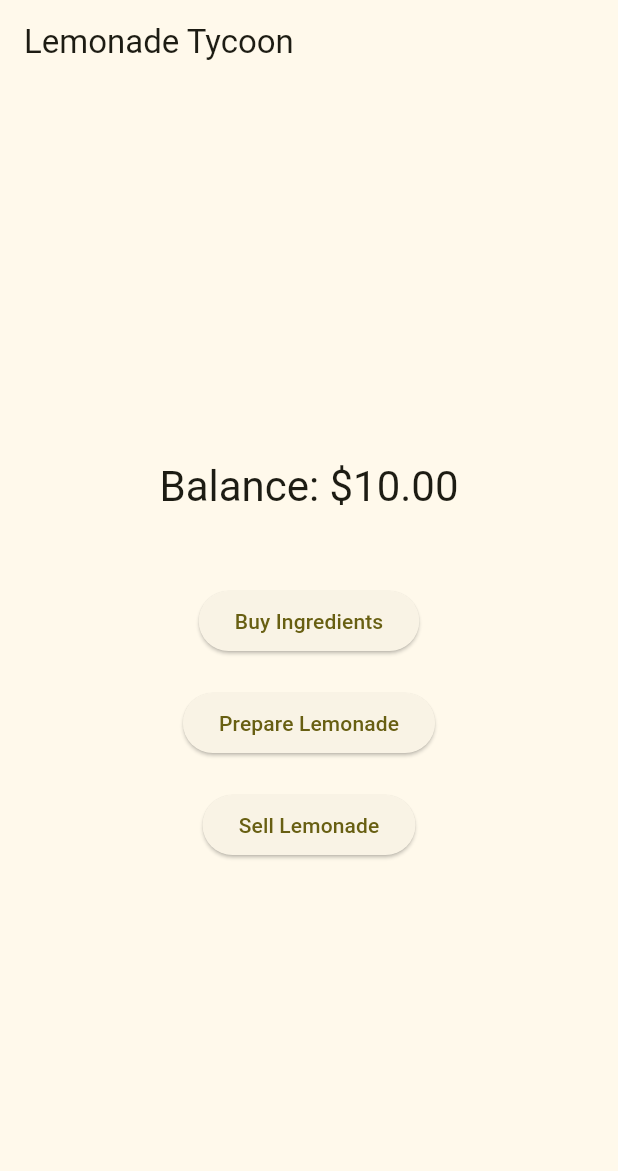
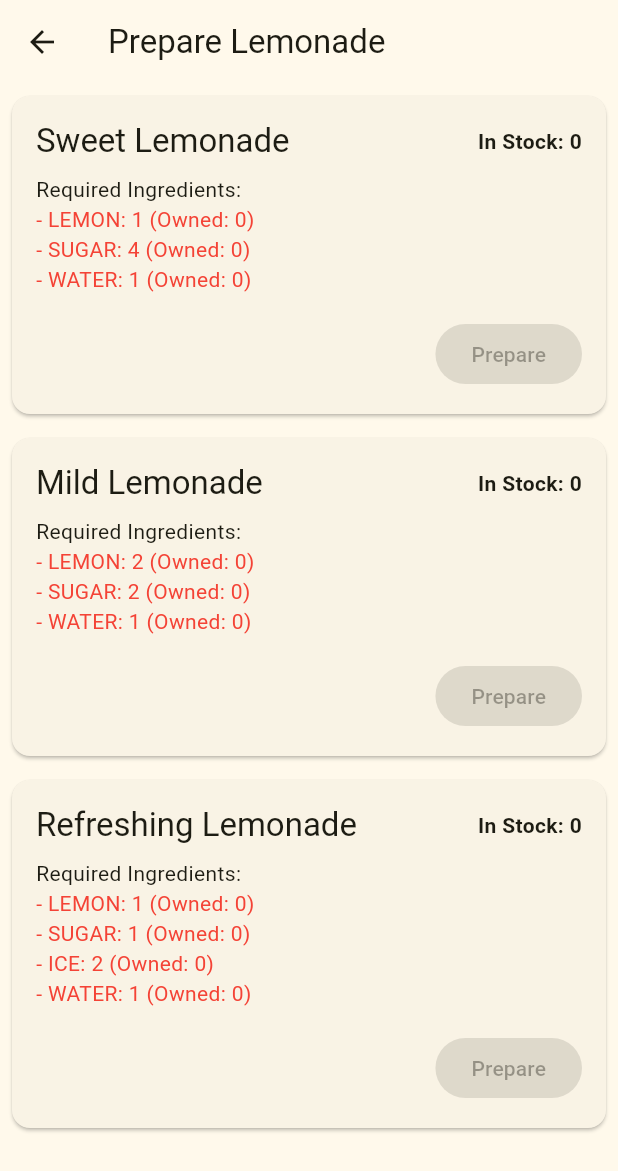
Before and after one commit to igorbasko01/lemonade-tycoon-flutter, a Flutter app: the GameMenuScreen screen opened directly, after a tap on "Prepare Lemonade", on a phone screen of 412 x 824 dp. Shown: the top 1171 px of the screen. Run offline on Flutter 3.47's test engine with Material 3 defaults, Android fonts, the phone set to English and light mode, and no system bars.

Commit message:
add prepare lemonade screen

```diff
--- a/lib/game_menu_screen.dart
+++ b/lib/game_menu_screen.dart
@@ -1,6 +1,7 @@
 import 'package:flutter/material.dart';
 import 'package:provider/provider.dart';
 import 'buy_ingredients_screen.dart';
+import 'prepare_lemonade_screen.dart';
 import 'view_models/game_view_model.dart';
 
 class GameMenuScreen extends StatelessWidget {
@@ -38,7 +39,11 @@ class GameMenuScreen extends StatelessWidget {
             const SizedBox(height: 20),
             ElevatedButton(
               onPressed: () {
-                 // TODO: Implement Prepare Lemonade
+                Navigator.of(context).push(
+                  MaterialPageRoute(
+                    builder: (context) => const PrepareLemonadeScreen(),
+                  ),
+                );
               },
               child: const Text('Prepare Lemonade'),
             ),
--- a/lib/models/recipes.dart
+++ b/lib/models/recipes.dart
@@ -12,8 +12,7 @@ class Recipe {
     required this.outputIngredient,
   });
 
-  bool prepare(Inventory inventory) {
-    // Check if we have enough ingredients
+  bool canPrepare(Inventory inventory) {
     for (var ingredientAmount in requiredIngredients) {
       if (inventory.hasIngredient(
             ingredientAmount.ingredient,
@@ -22,6 +21,13 @@ class Recipe {
           HasIngredientResult.found) {
         return false;
       }
+    }
+    return true;
+  }
+
+  bool prepare(Inventory inventory) {
+    if (!canPrepare(inventory)) {
+      return false;
     }
 
     // Consume ingredients
@@ -38,3 +44,42 @@ class Recipe {
     return true;
   }
 }
+
+class Recipes {
+  static final Recipe sweetLemonade = Recipe(
+    name: 'Sweet Lemonade',
+    requiredIngredients: [
+      IngredientAmount(ingredient: Ingredients.lemon, amount: 1),
+      IngredientAmount(ingredient: Ingredients.sugar, amount: 4),
+      IngredientAmount(ingredient: Ingredients.water, amount: 1),
+    ],
+    outputIngredient: Ingredient(name: 'Sweet Lemonade Pitcher'),
+  );
+
+  static final Recipe mildLemonade = Recipe(
+    name: 'Mild Lemonade',
+    requiredIngredients: [
+      IngredientAmount(ingredient: Ingredients.lemon, amount: 2),
+      IngredientAmount(ingredient: Ingredients.sugar, amount: 2),
+      IngredientAmount(ingredient: Ingredients.water, amount: 1),
+    ],
+    outputIngredient: Ingredient(name: 'Mild Lemonade Pitcher'),
+  );
+
+  static final Recipe refreshingLemonade = Recipe(
+    name: 'Refreshing Lemonade',
+    requiredIngredients: [
+      IngredientAmount(ingredient: Ingredients.lemon, amount: 1),
+      IngredientAmount(ingredient: Ingredients.sugar, amount: 1),
+      IngredientAmount(ingredient: Ingredients.ice, amount: 2),
+      IngredientAmount(ingredient: Ingredients.water, amount: 1),
+    ],
+    outputIngredient: Ingredient(name: 'Refreshing Lemonade Pitcher'),
+  );
+
+  static List<Recipe> get all => [
+        sweetLemonade,
+        mildLemonade,
+        refreshingLemonade,
+      ];
+}
--- /dev/null
+++ b/lib/prepare_lemonade_screen.dart
@@ -0,0 +1,80 @@
+import 'package:flutter/material.dart';
+import 'package:provider/provider.dart';
+import 'models/recipes.dart';
+import 'view_models/game_view_model.dart';
+
+class PrepareLemonadeScreen extends StatelessWidget {
+  const PrepareLemonadeScreen({super.key});
+
+  @override
+  Widget build(BuildContext context) {
+    return Scaffold(
+      appBar: AppBar(
+        title: const Text('Prepare Lemonade'),
+      ),
+      body: Consumer<GameViewModel>(
+        builder: (context, viewModel, child) {
+          final recipes = viewModel.recipes;
+          final playerInventory = viewModel.playerInventory;
+
+          return ListView.builder(
+            itemCount: recipes.length,
+            itemBuilder: (context, index) {
+              final recipe = recipes[index];
+              final canPrepare = viewModel.canPrepare(recipe);
+
+              return Card(
+                margin: const EdgeInsets.all(8.0),
+                child: Padding(
+                  padding: const EdgeInsets.all(16.0),
+                  child: Column(
+                    crossAxisAlignment: CrossAxisAlignment.start,
+                    children: [
+                      Row(
+                        mainAxisAlignment: MainAxisAlignment.spaceBetween,
+                        children: [
+                          Text(
+                            recipe.name,
+                            style: Theme.of(context).textTheme.titleLarge,
+                          ),
+                          Text(
+                            'In Stock: ${playerInventory[recipe.outputIngredient] ?? 0}',
+                             style: Theme.of(context).textTheme.bodyMedium?.copyWith(fontWeight: FontWeight.bold),
+                          ),
+                        ],
+                      ),
+                      const SizedBox(height: 8),
+                      const Text('Required Ingredients:'),
+                      ...recipe.requiredIngredients.map((req) {
+                        final owned = playerInventory[req.ingredient] ?? 0;
+                        final hasEnough = owned >= req.amount;
+                        return Text(
+                          '- ${req.ingredient.name.toUpperCase()}: ${req.amount} (Owned: $owned)',
+                          style: TextStyle(
+                            color: hasEnough ? Colors.green : Colors.red,
+                          ),
+                        );
+                      }),
+                      const SizedBox(height: 16),
+                      Align(
+                        alignment: Alignment.centerRight,
+                        child: ElevatedButton(
+                          onPressed: canPrepare
+                              ? () {
+                                  viewModel.prepare(recipe);
+                                }
+                              : null,
+                          child: const Text('Prepare'),
+                        ),
+                      ),
+                    ],
+                  ),
+                ),
+              );
+            },
+          );
+        },
+      ),
+    );
+  }
+}
--- a/lib/view_models/game_view_model.dart
+++ b/lib/view_models/game_view_model.dart
@@ -2,6 +2,7 @@ import 'package:flutter/foundation.dart';
 import '../models/ingredients.dart';
 import '../models/inventory.dart';
 import '../models/player.dart';
+import '../models/recipes.dart';
 import '../models/shop.dart';
 import '../models/wallet.dart';
 
@@ -59,6 +60,23 @@ class GameViewModel extends ChangeNotifier {
   Map<Ingredient, int> get playerInventory =>
       _player.shops.isNotEmpty ? _player.shops.first.inventory.ingredients : {};
 
+  List<Recipe> get recipes => Recipes.all;
+
+  bool canPrepare(Recipe recipe) {
+    if (_player.shops.isEmpty) return false;
+    final shop = _player.shops.first;
+    return recipe.canPrepare(shop.inventory);
+  }
+
+  void prepare(Recipe recipe) {
+    if (_player.shops.isEmpty) return;
+
+    // We assume production happens in the main shop for now
+    if (_player.produce(recipe, _player.shops.first)) {
+      notifyListeners();
+    }
+  }
+
   void buyIngredient(Ingredient ingredient) {
     if (_player.shops.isEmpty) return;
 
```
Also changed, not shown: 1 other file.
